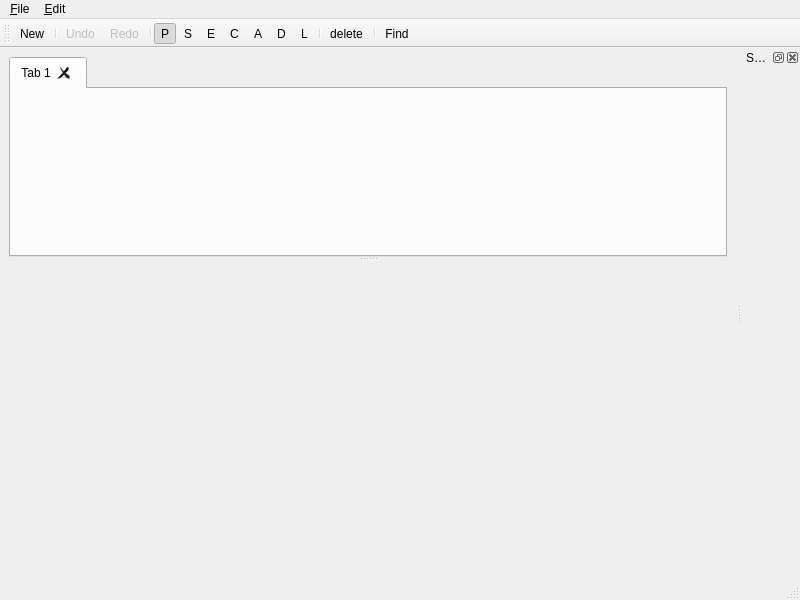
Before: the Qt Designer form GGEditor_src/ggmainwindow.ui in kingnak/GameGenerator, drawn with Qt 5.
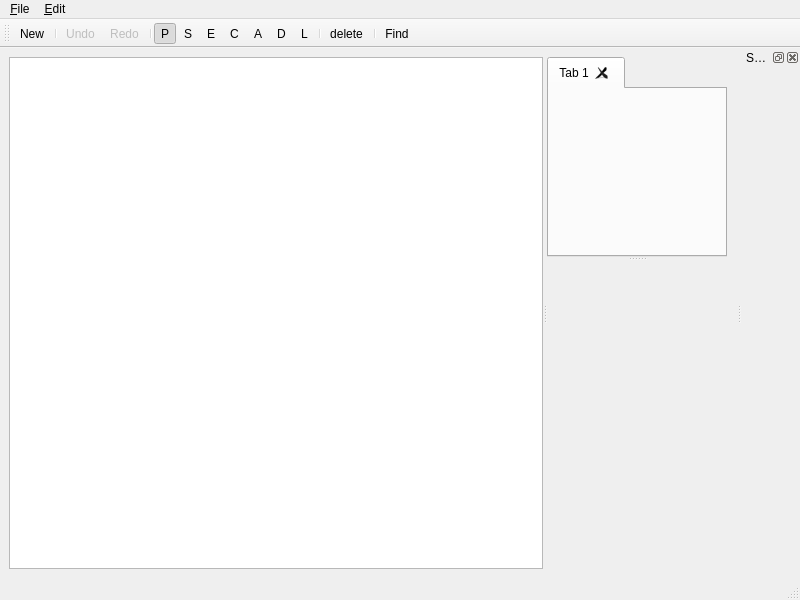
After: the same form once the commit is applied. The open tabs and pages were chosen to show the change. Icons and pictures are not drawn. Custom widgets are drawn as their Qt base class.

Commit message: Basic Sceen Tree

Patch:
```diff
--- a/GGEditor_src/ggmainwindow.ui
+++ b/GGEditor_src/ggmainwindow.ui
@@ -16,6 +16,11 @@
   <widget class="QWidget" name="centralwidget">
    <layout class="QHBoxLayout" name="horizontalLayout">
     <item>
+     <widget class="QSplitter" name="splitter_2">
+      <property name="orientation">
+       <enum>Qt::Horizontal</enum>
+      </property>
+      <widget class="QTreeView" name="treScenes"/>
      <widget class="QSplitter" name="splitter">
       <property name="orientation">
        <enum>Qt::Vertical</enum>
@@ -100,8 +105,8 @@
              <rect>
               <x>0</x>
               <y>0</y>
-              <width>69</width>
-              <height>182</height>
+               <width>100</width>
+               <height>30</height>
              </rect>
             </property>
            </widget>
@@ -126,6 +131,7 @@
        </widget>
       </widget>
      </widget>
+     </widget>
     </item>
    </layout>
    <zorder>splitter</zorder>
```
Left out of the diff: 4 changed lines with no effect on the pictures. Lines whose indentation alone changed are shown as unchanged. The commit also changes 5 other files.
